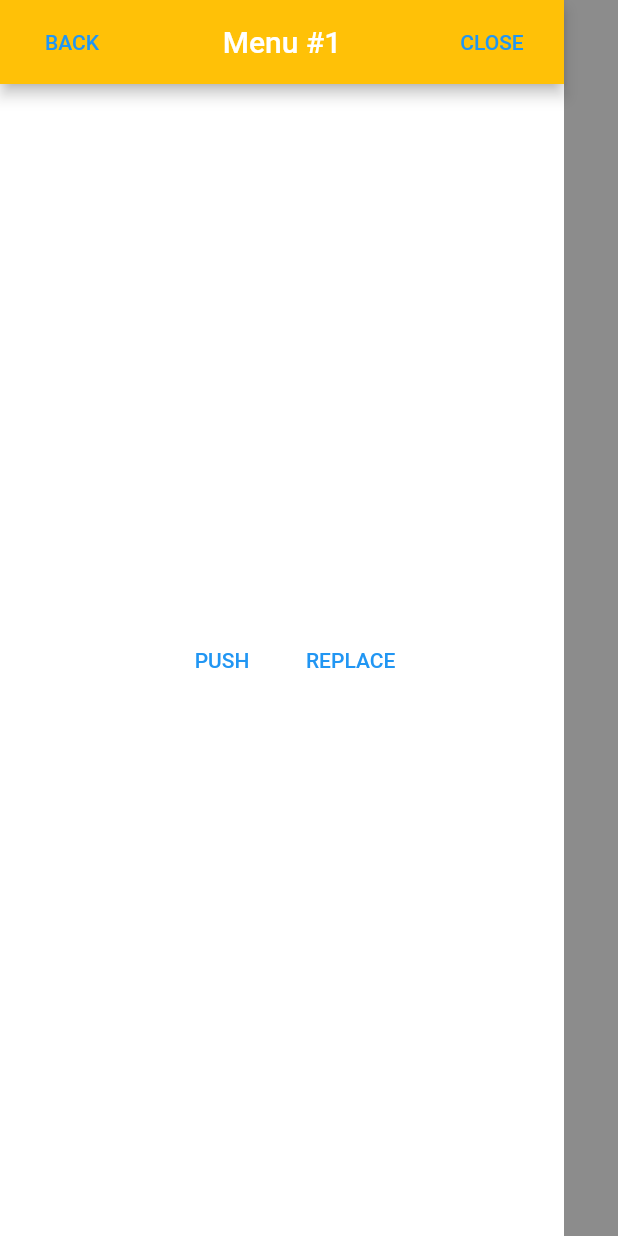
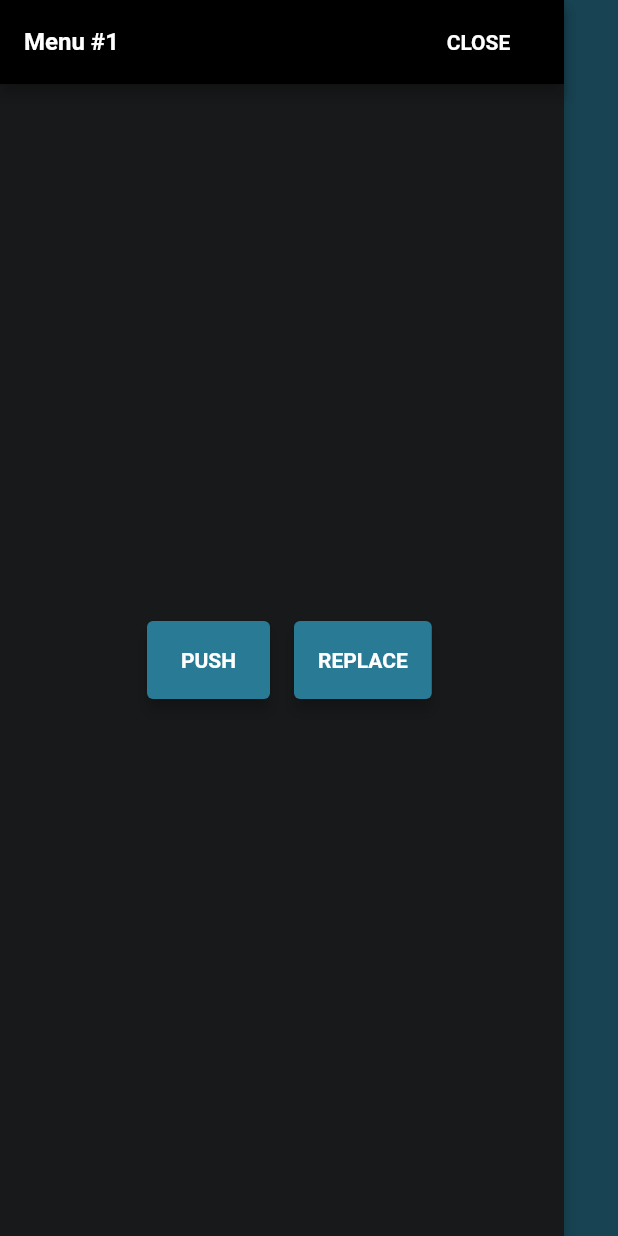
Before and after one commit to Krootl/nested-side-sheet, a Flutter app: the screen it shows after launch, after a tap on the "arrow back" icon, on a phone screen of 412 x 824 dp. Run offline on Flutter 3.47's test engine with Material 2 defaults, Android fonts, the phone set to English and light mode, and no system bars.

Commit message:
- added custom theme to the theme; - refactored code in the sheet.dart; - refactored code in the app.dart (reorganized structure of the code);

```diff
--- a/example/lib/view/app.dart
+++ b/example/lib/view/app.dart
@@ -1,3 +1,5 @@
+import 'package:example/view/color.dart';
+import 'package:example/view/theme.dart';
 import 'package:example/view/widget/home_card.dart';
 import 'package:example/view/widget/sheet.dart';
 import 'package:flutter/material.dart';
@@ -9,13 +11,14 @@ class MyApp extends StatelessWidget {
   @override
   Widget build(BuildContext context) => MaterialApp(
         title: 'Sheets Example',
-        theme: ThemeData(
-          primarySwatch: Colors.blue,
+        theme: darkTheme(),
+        debugShowCheckedModeBanner: false,
+        home: Material(
+          color: accentColor,
+          child: SheetWidget(
+            parentDecorationBuilder: (child) => HomeCard(child: child),
+            child: MyHomePage(title: 'Nested Side Sheet'),
           ),
-        debugShowCheckedModeBanner: false,
-        home: SheetWidget(
-          parentDecorationBuilder: (child) => HomeCard(child: child),
-          child: MyHomePage(title: 'Sheets Menu'),
         ),
       );
 }
@@ -32,12 +35,44 @@ class MyHomePage extends StatefulWidget {
 class _MyHomePageState extends State<MyHomePage> {
   @override
   Widget build(BuildContext context) => HomeCard(
+        shadows: cardShadow,
         child: Scaffold(
           appBar: AppBar(title: Text(widget.title)),
-          body: Stack(
+          body: Center(
+            child: Column(
+              mainAxisSize: MainAxisSize.min,
               children: [
-              Center(
-                child: Container(
+                infoCard(),
+                const SizedBox(height: 32),
+                navigateButtons(),
+              ],
+            ),
+          ),
+        ),
+      );
+
+  Widget infoCard() => Container(
+        width: 300,
+        height: 100,
+        decoration: ShapeDecoration(
+          shape: RoundedRectangleBorder(
+            borderRadius: BorderRadius.circular(10),
+            side: BorderSide(color: accentColor),
+          ),
+        ),
+        child: Center(
+          child: Text(
+            'Hello World!',
+            style: TextStyle(
+              fontSize: 32,
+              fontWeight: FontWeight.w600,
+              color: Colors.white,
+            ),
+          ),
+        ),
+      );
+
+  Widget navigateButtons() => Container(
         width: 300,
         height: 300,
         child: Column(
@@ -62,11 +97,6 @@ class _MyHomePageState extends State<MyHomePage> {
             ),
           ],
         ),
-                ),
-              ),
-            ],
-          ),
-        ),
       );
 
   void onLeftButton() async {
@@ -84,7 +114,6 @@ class _MyHomePageState extends State<MyHomePage> {
       Sheet(
         size: Size(376, MediaQuery.of(context).size.height),
         alignment: Alignment.centerLeft,
-        backgroundColor: Colors.white,
         transitionBuilder: transitionBuilder,
         decorationBuilder: (sheet) => sheet,
       ),
@@ -104,7 +133,6 @@ class _MyHomePageState extends State<MyHomePage> {
           MediaQuery.of(context).size.width * (1 / 3),
           MediaQuery.of(context).size.height,
         ),
-        backgroundColor: Colors.white,
         alignment: Alignment.centerRight,
         transitionBuilder: (child, animation) => SlideTransition(
           position: animation.drive(
@@ -133,7 +161,6 @@ class _MyHomePageState extends State<MyHomePage> {
         transitionBuilder: sheetTransition,
         size: Size(MediaQuery.of(context).size.width, 400),
         alignment: Alignment.bottomCenter,
-        backgroundColor: Colors.white,
       ),
       transitionBuilder: sheetTransition,
       alignment: Alignment.bottomCenter,
--- /dev/null
+++ b/example/lib/view/color.dart
@@ -0,0 +1,13 @@
+import 'package:flutter/material.dart';
+
+const accentColor = Color(0xFF297A95);
+const backgroundColor = Color(0xFF17191A);
+
+const cardShadow = [
+  BoxShadow(
+    color: Color(0x421F1818),
+    offset: Offset.zero,
+    blurRadius: 10,
+    spreadRadius: 0,
+  ),
+];
--- /dev/null
+++ b/example/lib/view/theme.dart
@@ -0,0 +1,39 @@
+import 'package:example/view/color.dart';
+import 'package:flutter/material.dart';
+
+ThemeData darkTheme() => ThemeData(
+      accentColor: accentColor,
+      backgroundColor: backgroundColor,
+      canvasColor: backgroundColor,
+      splashColor: accentColor,
+      highlightColor: accentColor.withOpacity(0.7),
+      textButtonTheme: TextButtonThemeData(
+        style: ButtonStyle(
+          minimumSize: MaterialStateProperty.all(Size(82, 52)),
+          foregroundColor: MaterialStateProperty.all(Colors.white),
+          textStyle: MaterialStateProperty.all(
+            TextStyle(fontWeight: FontWeight.w600),
+          ),
+        ),
+      ),
+      elevatedButtonTheme: ElevatedButtonThemeData(
+        style: ButtonStyle(
+          minimumSize: MaterialStateProperty.all(Size(82, 52)),
+          foregroundColor: MaterialStateProperty.all(Colors.white),
+          backgroundColor: MaterialStateProperty.all(accentColor),
+          textStyle: MaterialStateProperty.all(
+            TextStyle(fontWeight: FontWeight.w600),
+          ),
+          elevation: MaterialStateProperty.all(4),
+        ),
+      ),
+      appBarTheme: AppBarTheme(
+        backgroundColor: Colors.black,
+        foregroundColor: Colors.white,
+        titleTextStyle: TextStyle(
+          color: Colors.white,
+          fontSize: 16,
+          fontWeight: FontWeight.w600,
+        ),
+      ),
+    );
--- a/example/lib/view/widget/home_card.dart
+++ b/example/lib/view/widget/home_card.dart
@@ -5,9 +5,11 @@ class HomeCard extends StatelessWidget {
     this.child,
     this.backgroundColor,
     this.height,
+    this.shadows,
     Key? key,
   }) : super(key: key);
 
+  final List<BoxShadow>? shadows;
   final Widget? child;
   final Color? backgroundColor;
   final double? height;
@@ -49,6 +51,7 @@ class HomeCard extends StatelessWidget {
         clipBehavior: Clip.hardEdge,
         decoration: BoxDecoration(
           color: backgroundColor,
+          boxShadow: shadows,
           borderRadius: BorderRadius.only(
             topRight: Radius.circular(40),
           ),
--- a/example/lib/view/widget/sheet.dart
+++ b/example/lib/view/widget/sheet.dart
@@ -2,7 +2,6 @@ import 'package:flutter/material.dart';
 import 'package:krootl_flutter_side_menu/krootl_flutter_sheet.dart';
 
 class Sheet extends StatelessWidget {
-  final Color backgroundColor;
   final Size size;
 
   final int index;
@@ -13,7 +12,6 @@ class Sheet extends StatelessWidget {
 
   const Sheet({
     super.key,
-    required this.backgroundColor,
     required this.size,
     this.index = 1,
     required this.alignment,
@@ -25,18 +23,21 @@ class Sheet extends StatelessWidget {
   Widget build(BuildContext context) => SizedBox(
         width: size.width,
         height: size.height,
+        child: Material(
+          color: Colors.transparent,
+          elevation: 4,
           child: Scaffold(
-          backgroundColor: backgroundColor,
             appBar: appBar(context) as AppBar,
             body: Center(child: bodyContent(context)),
+          ),
         ),
       );
 
   Widget appBar(BuildContext context) => AppBar(
-        backgroundColor: Colors.amber,
         title: Row(
           mainAxisAlignment: MainAxisAlignment.spaceBetween,
           children: [
+            if (index > 1)
               TextButton(
                 onPressed: SheetWidget.of(context).pop,
                 child: Text('BACK'),
@@ -59,7 +60,7 @@ class Sheet extends StatelessWidget {
             Expanded(
               child: Align(
                 alignment: Alignment.centerRight,
-                child: TextButton(
+                child: ElevatedButton(
                   onPressed: () => SheetWidget.of(context).push(
                     _sheet,
                     transitionBuilder: transitionBuilder,
@@ -74,7 +75,7 @@ class Sheet extends StatelessWidget {
             Expanded(
               child: Align(
                 alignment: Alignment.centerLeft,
-                child: TextButton(
+                child: ElevatedButton(
                   onPressed: () => SheetWidget.of(context).pushReplace(_sheet),
                   child: Text('REPLACE'),
                 ),
@@ -87,7 +88,6 @@ class Sheet extends StatelessWidget {
   Widget get _sheet => Sheet(
         decorationBuilder: decorationBuilder,
         transitionBuilder: transitionBuilder,
-        backgroundColor: backgroundColor,
         size: size,
         index: index + 1,
         alignment: alignment,
```
Lines whose indentation alone changed are shown as unchanged.
